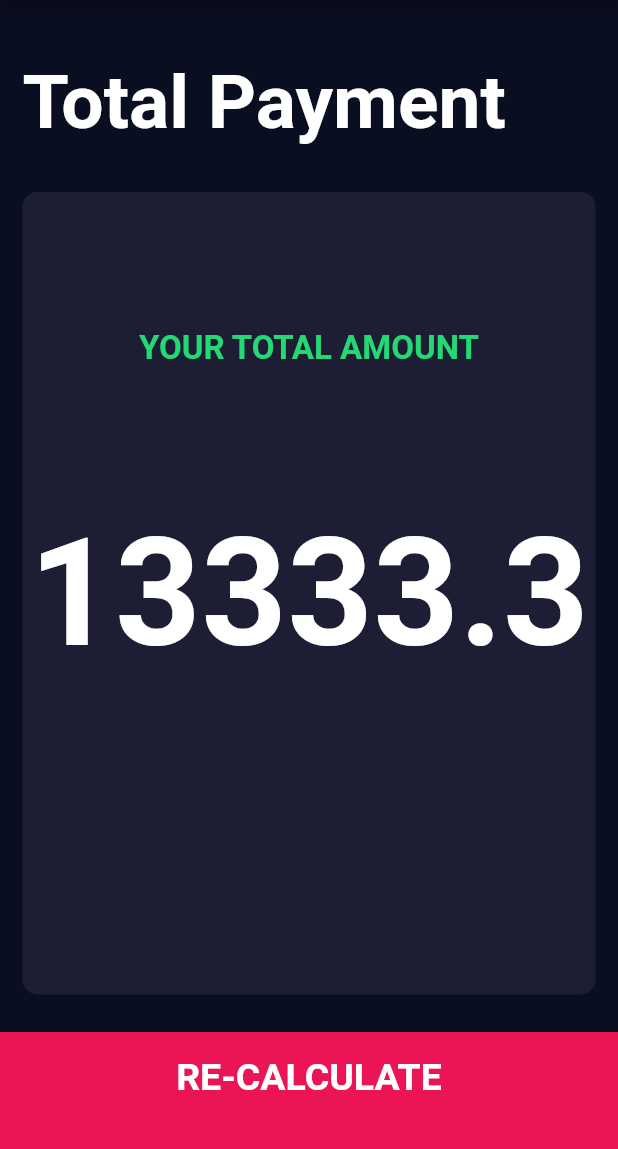
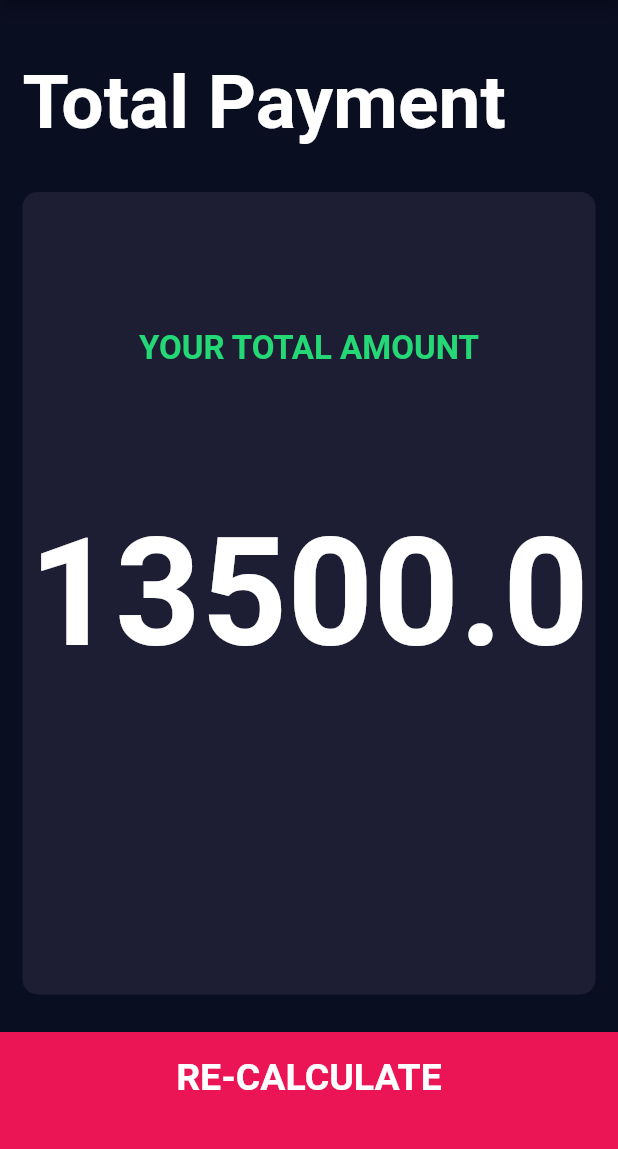
Before and after one commit to Alikhichi15/gpf_calculateer, a Flutter app: the screen it shows after launch, after a tap on "CALCULATE", on a phone screen of 412 x 824 dp, the part 84-1233 px from its top. Run offline on Flutter 3.47's test engine with Material 2 defaults, Android fonts, the phone set to English and light mode, and no system bars; our stand-ins replace font_awesome_flutter.

Commit message:
1 year calculate
Some changes are done

```diff
--- a/lib/calculator_brain.dart
+++ b/lib/calculator_brain.dart
@@ -7,7 +7,7 @@ class CalculatorBrain {
   double _bmi;
 
   String calculateBMI() {
-    _bmi = (height / weight) * 160;
+    _bmi = (height / weight) * 162;
     return _bmi.toStringAsFixed(1);
   }
 
```
